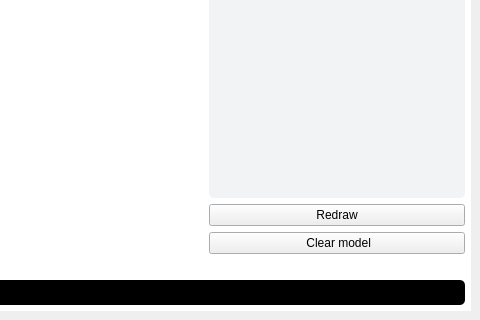
Old version of the form src/phylojunction/interface/pysidegui/pjguipages/pjgui_pages.ui in the repository mendeslab/PhyloJunction; both pictures show x 500 to 980 and y 380 to 700 of the 980 by 700 pixel window.
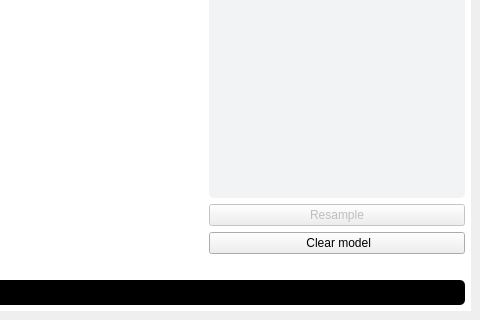
New version of the form. Icons and pictures are not drawn. Custom widgets are drawn as their Qt base class.

Commit message: Resample the current GUI script and interactive commands

The edit to the form file:
```diff
--- a/src/phylojunction/interface/pysidegui/pjguipages/pjgui_pages.ui
+++ b/src/phylojunction/interface/pysidegui/pjguipages/pjgui_pages.ui
@@ -547,7 +547,10 @@
             </widget>
            </item>
            <item>
-            <widget class="PJReDrawQPushButton" name="redraw_node">
+            <widget class="QPushButton" name="resample_model">
+             <property name="enabled">
+              <bool>false</bool>
+             </property>
              <property name="cursor">
               <cursorShape>PointingHandCursor</cursorShape>
              </property>
@@ -555,7 +558,7 @@
               <bool>true</bool>
              </property>
              <property name="text">
-              <string>Redraw</string>
+              <string>Resample</string>
              </property>
              <property name="icon">
               <iconset>
@@ -1530,11 +1533,6 @@
    <header>phylojunction.interface.pysidegui.pjguiwidgets.matplotlibwidget</header>
    <container>1</container>
   </customwidget>
-  <customwidget>
-   <class>PJReDrawQPushButton</class>
-   <extends>QPushButton</extends>
-   <header>phylojunction.interface.pysidegui.pjguiwidgets.pj_buttons</header>
-  </customwidget>
   <customwidget>
    <class>PJClearDAGQPushButton</class>
    <extends>QPushButton</extends>
```
Left out of the diff: 8 changed lines with no effect on the pictures. The commit also changes 5 other files.
